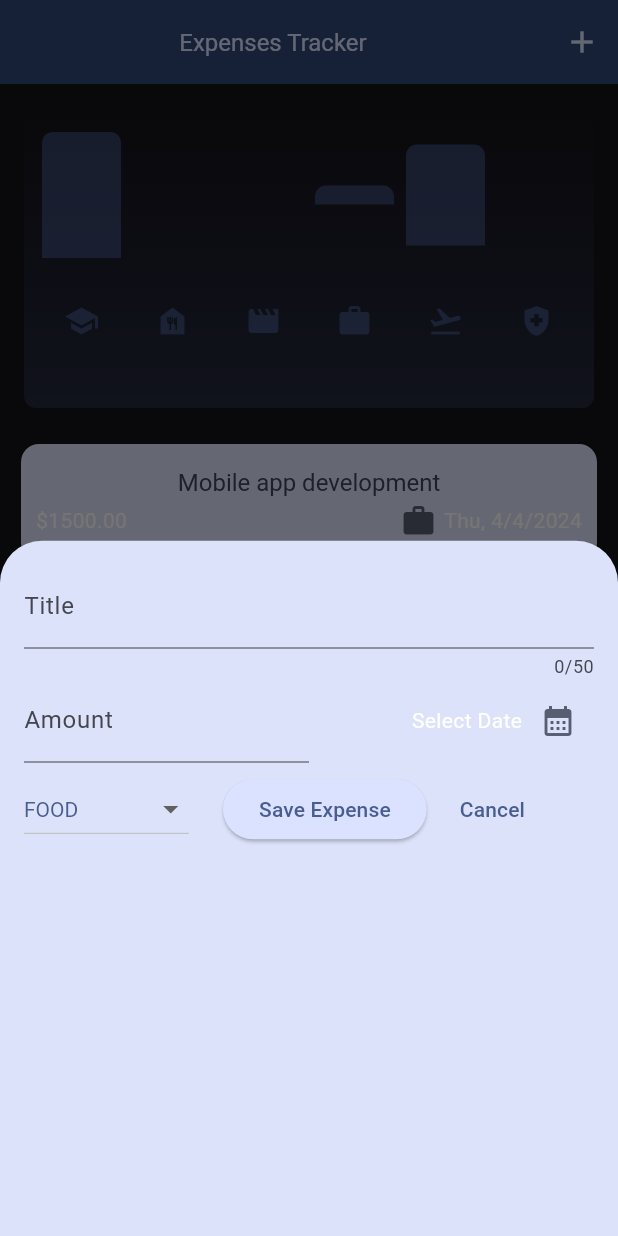
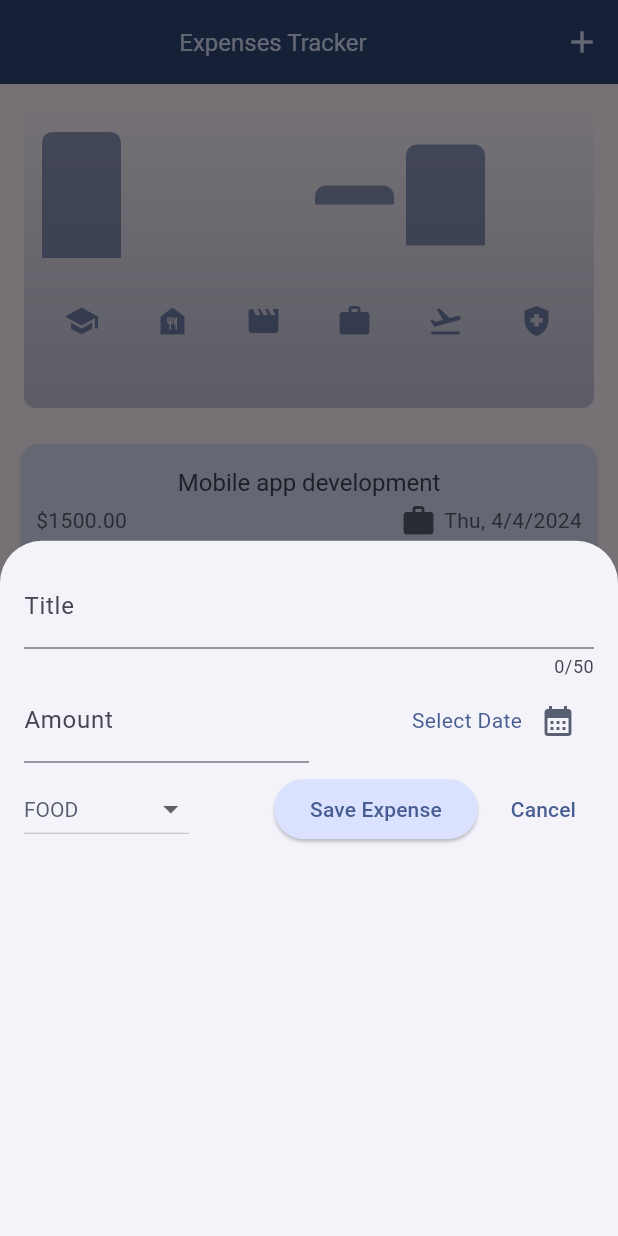
Before and after one commit to Abdelrahman2335/expenses, a Flutter app: the screen it shows after launch, after a tap on the "add" icon, on a phone screen of 412 x 824 dp. Run offline on Flutter 3.47's test engine with Material 3 defaults, Android fonts, the phone set to English and light mode, and no system bars.

Commit message:
Last Edite

```diff
--- a/lib/bottom_sheet.dart
+++ b/lib/bottom_sheet.dart
@@ -66,21 +66,29 @@ class _AddExpenseState extends State<AddExpense> {
                   keyboardType: TextInputType.number,
                   // this will show you the type of the keyboard that you want.
                   // onChanged: (value) => _saveTitle, // this is one way how you can save the user input and you have other way using controller
-                  decoration: const InputDecoration(
+                  decoration:  InputDecoration(
                     label: Text("Amount"),
                     prefixText:
                         "\$", // The prefix is simply putting some strings or icon's after or before the text
+                        prefixStyle: TextStyle(color: isDarkMode
+                            ? Theme.of(context).colorScheme.secondary
+                          : Theme.of(context).colorScheme.primary),),
                   ),
                 ),
-              ),
               Expanded(
                 child: Row(
                   mainAxisAlignment: MainAxisAlignment.end,
                   crossAxisAlignment: CrossAxisAlignment.center,
                   children: [
-                    Text(_selectedDate == null
-                        ? "Select Date"
-                        : formatter.format(_selectedDate!)),
+                    Text(
+                      _selectedDate == null
+                          ? "Select Date"
+                          : formatter.format(_selectedDate!),
+                      style: TextStyle(
+                          color: isDarkMode
+                              ? Theme.of(context).colorScheme.secondary
+                              : Theme.of(context).colorScheme.primary),
+                    ),
                     IconButton(
                       onPressed: () async {
                         final now = DateTime.now();
@@ -129,9 +137,8 @@ class _AddExpenseState extends State<AddExpense> {
                 },
                 style: TextStyle(
                   color: isDarkMode
-                      ? Theme.of(context).colorScheme.secondary
-                      : Theme.of(context).colorScheme.primary,
-
+                      ? Theme.of(context).colorScheme.primary
+                      : Theme.of(context).colorScheme.secondary,
                 ),
               ),
               //name is the name of enum value. Don't forget we did all of this because DropdownButton is (required List of DropdownMenuItem)
@@ -142,7 +149,7 @@ class _AddExpenseState extends State<AddExpense> {
                   final double? enteredAmount =
                       double.tryParse(_amountController.text);
 
-                  /// here  we are using tryParse cus we are not sure if the user is entering int only
+                  /// here  we are using tryParse cus we are not sure if the user is entering int only or not
                   /// and the type of enteredAmount is double? cuz this is the type of tryParse.
                   final bool amountIsInvalid =
                       enteredAmount == null || enteredAmount <= 0;
@@ -190,12 +197,9 @@ class _AddExpenseState extends State<AddExpense> {
               ),
               Row(
                 children: [
-                  Padding(
-                    padding: const EdgeInsets.only(right: 34),
-                    child: TextButton(
-                      onPressed: () => Navigator.pop(context),
-                      child: const Text("Cancel"),
-                    ),
+                  TextButton(
+                    onPressed: () => Navigator.pop(context),
+                    child: const Text("Cancel"),
                   ),
                 ],
               ),
--- a/lib/expenses_List/expenses_item.dart
+++ b/lib/expenses_List/expenses_item.dart
@@ -26,26 +26,31 @@ class ExpensesItem extends StatelessWidget {
           Row(
             children: [
               Text(
-                  "\$${expense.amount.toStringAsFixed(2)}" // this will show just 2 numbers after (.)
-                  ),
+                "\$${expense.amount.toStringAsFixed(2)}",
+                style: TextStyle(
+                    color: isDarkMode
+                        ? Theme.of(context).colorScheme.primary
+                        : Theme.of(context).colorScheme.secondary),
+              ), // this will show just 2 numbers after (.)
+
               const Spacer(),
               Row(
                 children: [
                   /// This line show the user the icons.
-                  Icon(
-                    categoryIcons[expense.category],
-                    color: isDarkMode
-                        ? Theme.of(context).colorScheme.primary
-                        : Theme.of(context)
-                            .colorScheme
-                            .secondary
-                  ),
+                  Icon(categoryIcons[expense.category],
+                      color: isDarkMode
+                          ? Theme.of(context).colorScheme.primary
+                          : Theme.of(context).colorScheme.secondary),
 
                   const SizedBox(
                     width: 5,
                   ),
                   Text(
                     expense.formatedDate,
+                    style: TextStyle(
+                        color: isDarkMode
+                            ? Theme.of(context).colorScheme.primary
+                            : Theme.of(context).colorScheme.secondary),
                   ),
                 ],
               )
--- a/lib/main.dart
+++ b/lib/main.dart
@@ -15,7 +15,7 @@ class MyApp extends StatelessWidget {
   Widget build(BuildContext context) {
     return MaterialApp(
       debugShowCheckedModeBanner: false,
-      themeMode: ThemeMode.dark,
+      themeMode: ThemeMode.system,
       theme: ThemeData().copyWith(
         colorScheme: myColorScheme,
         appBarTheme: const AppBarTheme().copyWith(
```
